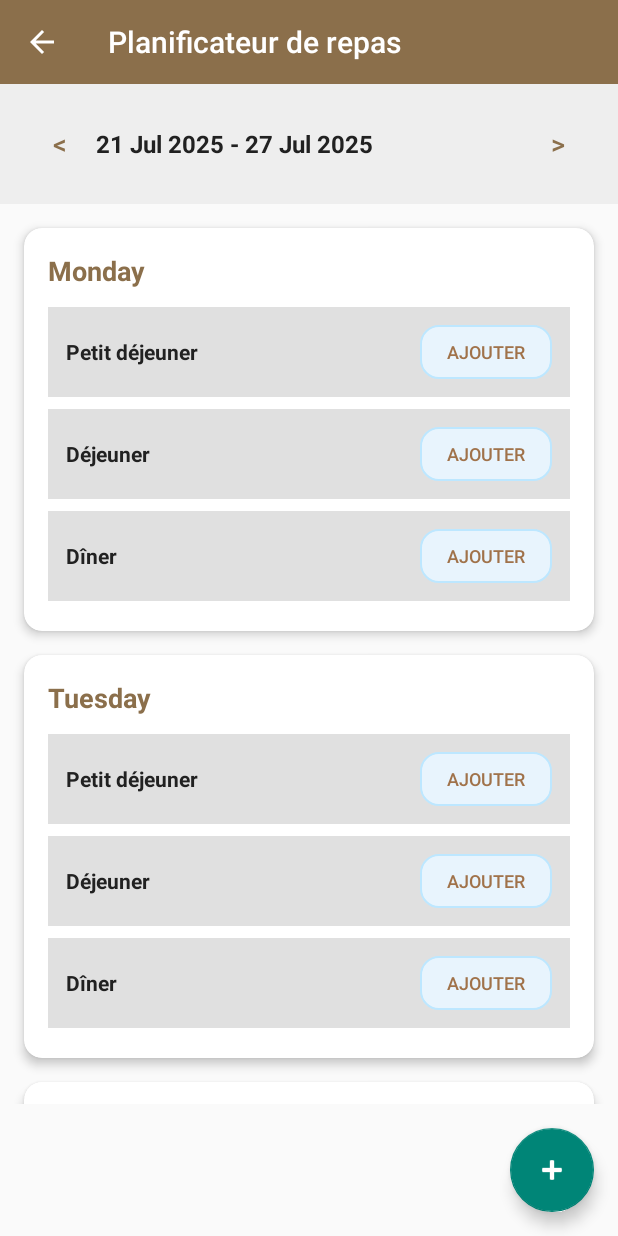
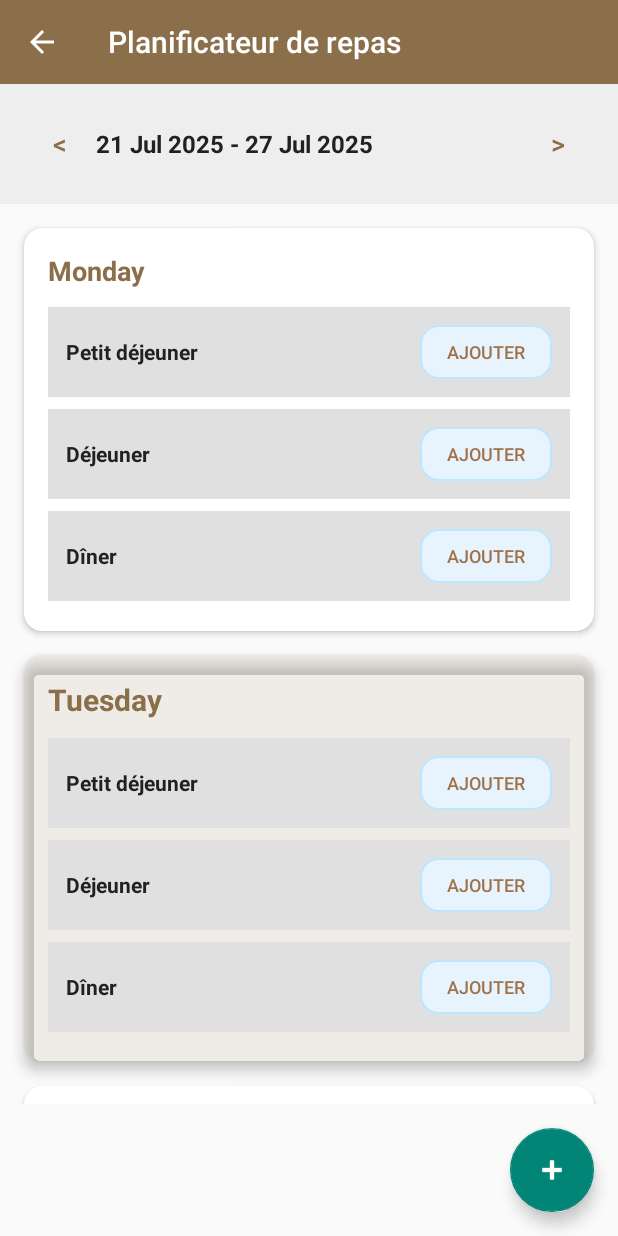
Before and after one commit to Didictateur/inanutshell, an Android app: the MealPlannerActivity screen opened directly, with no data from a screen before it, on a phone screen of 412 x 824 dp. Run offline under Robolectric (Android 15) with nearby library versions, the phone set to English and light mode, and no system bars; our stand-ins replace Room's generated code.

```diff
--- a/app/src/main/java/fr/didictateur/inanutshell/MealPlanWeekAdapter.java
+++ b/app/src/main/java/fr/didictateur/inanutshell/MealPlanWeekAdapter.java
@@ -9,9 +9,13 @@ import android.widget.Button;
 import android.widget.LinearLayout;
 import android.widget.TextView;
 import androidx.annotation.NonNull;
+import androidx.cardview.widget.CardView;
 import androidx.core.content.ContextCompat;
 import androidx.recyclerview.widget.RecyclerView;
+import java.text.SimpleDateFormat;
+import java.util.Calendar;
 import java.util.List;
+import java.util.Locale;
 
 public class MealPlanWeekAdapter extends RecyclerView.Adapter<MealPlanWeekAdapter.DayViewHolder> {
 
@@ -62,15 +66,28 @@ public class MealPlanWeekAdapter extends RecyclerView.Adapter<MealPlanWeekAdapte
     class DayViewHolder extends RecyclerView.ViewHolder {
         private TextView dayNameText;
         private LinearLayout mealsContainer;
+        private CardView cardView;
 
         public DayViewHolder(@NonNull View itemView) {
             super(itemView);
             dayNameText = itemView.findViewById(R.id.dayNameText);
             mealsContainer = itemView.findViewById(R.id.mealsContainer);
+            cardView = (CardView) itemView;
         }
 
         public void bind(DayMealPlan dayMealPlan) {
             dayNameText.setText(dayMealPlan.getDayName());
+
+            // Vérifier si c'est le jour actuel
+            boolean isToday = isToday(dayMealPlan.getDate());
+
+            if (isToday) {
+                // Mettre en évidence le jour actuel
+                highlightCurrentDay();
+            } else {
+                // Style normal
+                resetDayStyle();
+            }
 
             // Appliquer la couleur du thème au nom du jour
             applyThemeColorToText(dayNameText);
@@ -81,6 +98,56 @@ public class MealPlanWeekAdapter extends RecyclerView.Adapter<MealPlanWeekAdapte
             addMealView("Petit déjeuner", dayMealPlan.getBreakfast(), dayMealPlan.getDate(), "breakfast");
             addMealView("Déjeuner", dayMealPlan.getLunch(), dayMealPlan.getDate(), "lunch");
             addMealView("Dîner", dayMealPlan.getDinner(), dayMealPlan.getDate(), "dinner");
+        }
+
+        private boolean isToday(String date) {
+            try {
+                SimpleDateFormat dateFormat = new SimpleDateFormat("yyyy-MM-dd", Locale.getDefault());
+                Calendar today = Calendar.getInstance();
+                String todayString = dateFormat.format(today.getTime());
+                return todayString.equals(date);
+            } catch (Exception e) {
+                return false;
+            }
+        }
+
+        private void highlightCurrentDay() {
+            // Appliquer un style spécial pour le jour actuel
+            SharedPreferences prefs = PreferenceManager.getDefaultSharedPreferences(itemView.getContext());
+            String colorName = prefs.getString("toolbar_color", "toolbar_bg_brown");
+
+            int colorResId = itemView.getContext().getResources()
+                    .getIdentifier(colorName, "color", itemView.getContext().getPackageName());
+
+            if (colorResId != 0) {
+                int themeColor = ContextCompat.getColor(itemView.getContext(), colorResId);
+
+                // Changer la couleur de fond de la carte pour le jour actuel
+                int lightThemeColor = adjustAlpha(themeColor, 0.1f);
+                cardView.setCardBackgroundColor(lightThemeColor);
+                cardView.setCardElevation(8f);
+
+                // Nom du jour en gras et plus grand
+                dayNameText.setTypeface(dayNameText.getTypeface(), android.graphics.Typeface.BOLD);
+                dayNameText.setTextSize(20f);
+                dayNameText.setTextColor(themeColor);
+            }
+        }
+
+        private void resetDayStyle() {
+            // Style normal
+            cardView.setCardBackgroundColor(ContextCompat.getColor(itemView.getContext(), android.R.color.white));
+            cardView.setCardElevation(4f);
+            dayNameText.setTextSize(18f);
+            dayNameText.setTypeface(dayNameText.getTypeface(), android.graphics.Typeface.NORMAL);
+        }
+
+        private int adjustAlpha(int color, float factor) {
+            int alpha = Math.round(255 * factor);
+            int red = android.graphics.Color.red(color);
+            int green = android.graphics.Color.green(color);
+            int blue = android.graphics.Color.blue(color);
+            return android.graphics.Color.argb(alpha, red, green, blue);
         }
 
         private void addMealView(String mealLabel, MealPlanWithRecette mealPlan, String date, String mealType) {
```
Also changed, not shown: app/src/main/java/fr/didictateur/inanutshell/MainActivitySimple.java (added), app/src/main/java/fr/didictateur/inanutshell/RecetteSimple.java (added), app/src/main/java/fr/didictateur/inanutshell/ViewRecetteActivitySimple.java (added).
